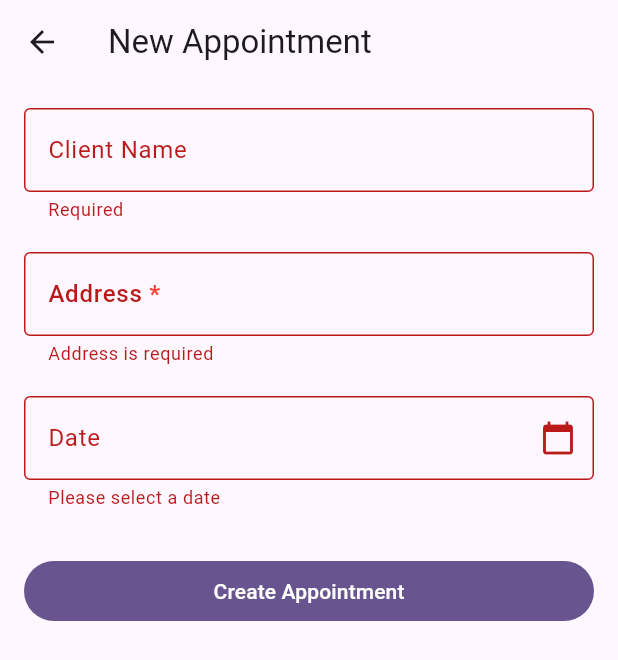
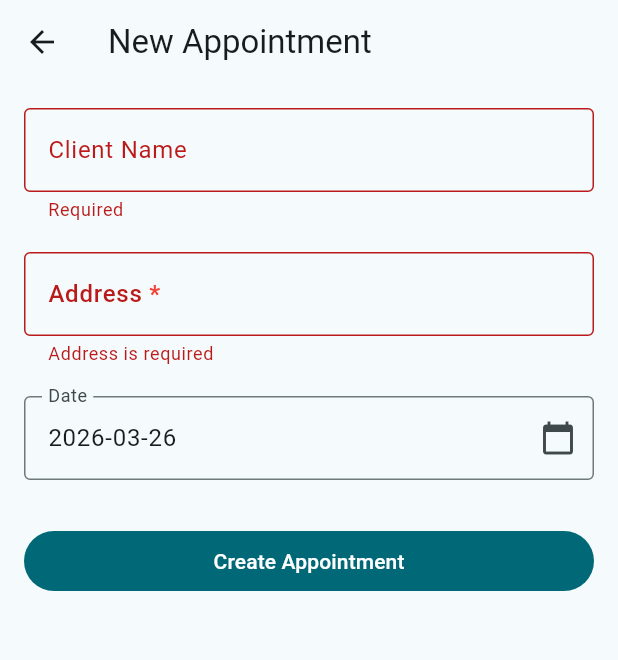
Before and after one commit to tioBlachi/project-knota, a Flutter app: the AddAppointmentPage screen opened directly, after a tap on "Create Appointment", on a phone screen of 412 x 824 dp. Shown: the top 660 px of the screen. Run offline on Flutter 3.47's test engine with Material 3 defaults, Android fonts, the phone set to English and light mode, and no system bars; our stand-ins replace email_validator, flutter_secure_storage, jwt_decoder, share_plus, table_calendar; accounts and stored records are empty; network calls fail.

Commit message:
[feature] all appointment features are implemented. UX cleanup where the selected date on the calendar is the date shown on creaet appointment screen

```diff
--- a/frontend/lib/main.dart
+++ b/frontend/lib/main.dart
@@ -23,7 +23,7 @@ class MyApp extends StatelessWidget {
       debugShowCheckedModeBanner: false,
       theme: ThemeData(
         useMaterial3: true,
-        colorScheme: ColorScheme.fromSeed(seedColor: Colors.deepPurple),
+        colorScheme: ColorScheme.fromSeed(seedColor: Colors.cyan),
       ),
       home: isLoggedIn ? const HomePage() : const LoginPage(),
     );
--- a/frontend/lib/pages/add_appointment.dart
+++ b/frontend/lib/pages/add_appointment.dart
@@ -2,10 +2,10 @@ import 'package:flutter/material.dart';
 import 'package:frontend/services/appointment_services.dart';
 import 'package:intl/intl.dart';
 import 'package:frontend/widgets/address_autocomplete.dart';
-import 'package:frontend/services/appointment_services.dart';
 
 class AddAppointmentPage extends StatefulWidget {
-  const AddAppointmentPage({super.key});
+  final DateTime? initialDate;
+  const AddAppointmentPage({super.key, this.initialDate});
 
   @override
   State<AddAppointmentPage> createState() => _AddAppointmentPageState();
@@ -17,7 +17,14 @@ class _AddAppointmentPageState extends State<AddAppointmentPage> {
   final TextEditingController _dateController = TextEditingController();
 
   String? _selectedAddress;
-  DateTime _selectedDate = DateTime.now();
+  late DateTime _selectedDate;
+
+  @override
+  void initState() {
+    super.initState();
+    _selectedDate = widget.initialDate ?? DateTime.now();
+    _dateController.text = DateFormat('yyyy-MM-dd').format(_selectedDate);
+  }
 
   @override
   void dispose() {
@@ -36,7 +43,6 @@ class _AddAppointmentPageState extends State<AddAppointmentPage> {
     if (picked != null && picked != _selectedDate) {
       setState(() {
         _selectedDate = picked;
-        // Format for the text field display
         _dateController.text = DateFormat('yyyy-MM-dd').format(picked);
       });
     }
--- a/frontend/lib/pages/login_page.dart
+++ b/frontend/lib/pages/login_page.dart
@@ -116,7 +116,6 @@ class _LoginPageState extends State<LoginPage> {
                       // login button
                       FilledButton(
                         onPressed: () async {
-                          debugPrint('Login button pressed');
                           if (_formGlobalKey.currentState!.validate()) {
                             _formGlobalKey.currentState!.save();
 
--- a/frontend/pubspec.yaml
+++ b/frontend/pubspec.yaml
@@ -38,6 +38,8 @@ dependencies:
   flutter_secure_storage: ^10.0.0
   jwt_decoder: ^2.0.1
   table_calendar: ^3.2.0
+  share_plus: ^12.0.1
+  path_provider: ^2.1.5
 
 dev_dependencies:
   flutter_test:
```
Also changed, not shown: frontend/lib/pages/home_page.dart (+40 -3 lines), frontend/lib/pages/update_appointment.dart (+7 -19 lines), frontend/lib/services/appointment_services.dart (+34 -1 lines), frontend/pubspec.lock, 10 other files.
